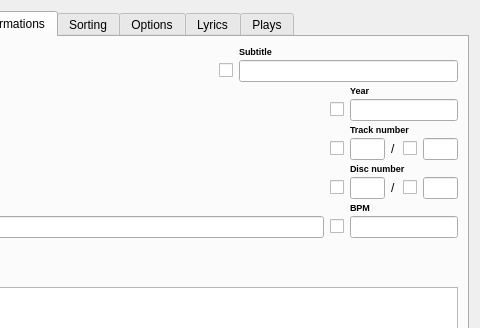
Old version of the form Form/DialogEditSongs.ui in the repository isuhao/TMediaPlayer; both pictures show x 120 to 600 and y 0 to 328 of the 600 by 450 pixel window.
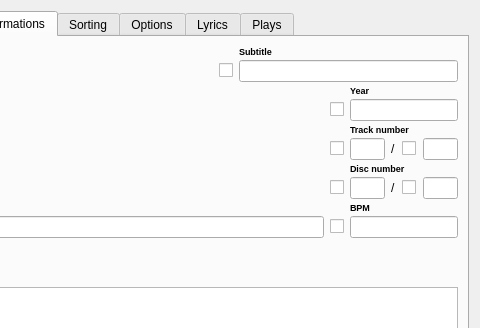
New version of the form. The open tabs and pages were chosen to show the change.

What changed in the file:
```diff
--- a/Form/DialogEditSongs.ui
+++ b/Form/DialogEditSongs.ui
@@ -437,6 +437,12 @@
        </item>
        <item row="6" column="4">
         <widget class="QLabel" name="lblDiscSeparator">
+         <property name="sizePolicy">
+          <sizepolicy hsizetype="Fixed" vsizetype="Preferred">
+           <horstretch>0</horstretch>
+           <verstretch>0</verstretch>
+          </sizepolicy>
+         </property>
          <property name="text">
           <string>/</string>
          </property>
@@ -444,6 +450,12 @@
        </item>
        <item row="4" column="4">
         <widget class="QLabel" name="lblTrackSeparator">
+         <property name="sizePolicy">
+          <sizepolicy hsizetype="Fixed" vsizetype="Preferred">
+           <horstretch>0</horstretch>
+           <verstretch>0</verstretch>
+          </sizepolicy>
+         </property>
          <property name="text">
           <string>/</string>
          </property>
```
